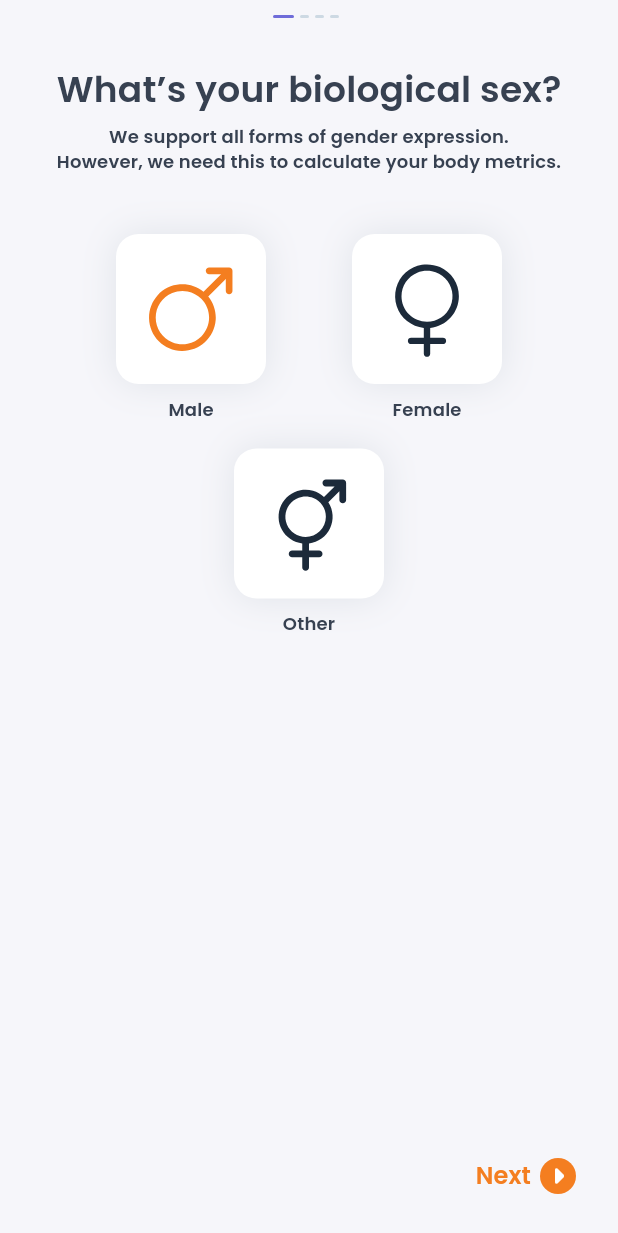
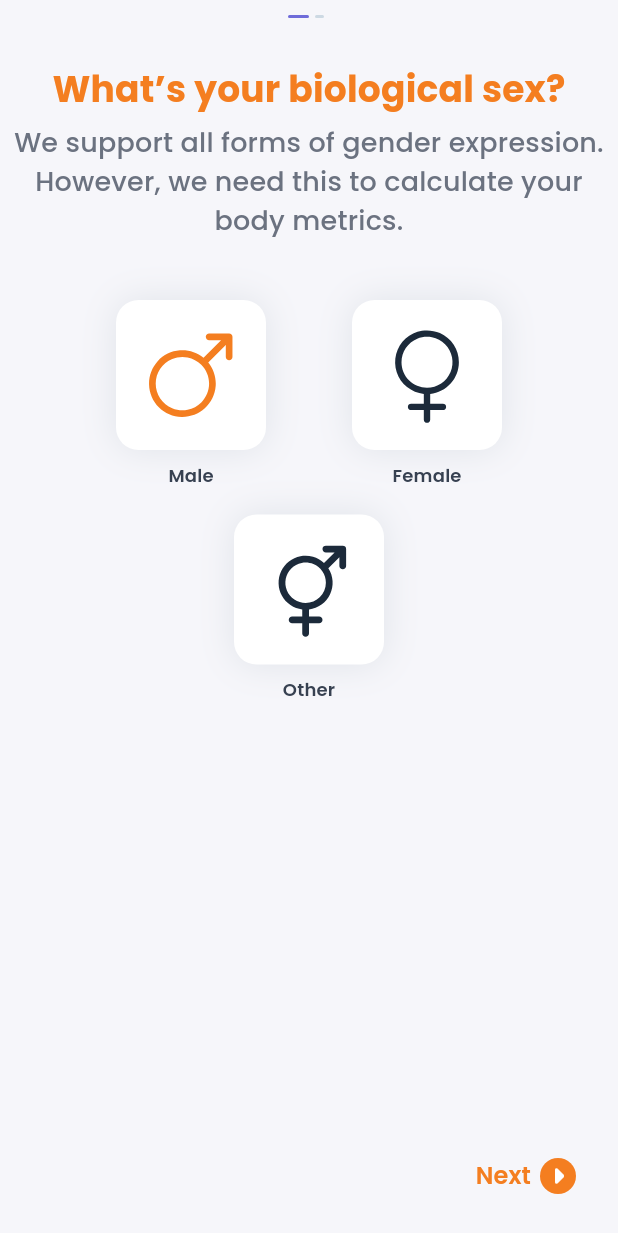
Before and after one commit to Deepjyoti120/laatte_app, a Flutter app: the ProfileUpdateIntro screen opened by its route, after a tap on "Male", on a phone screen of 412 x 824 dp. Shown: the top 1233 px of the screen. Run offline on Flutter 3.47's test engine with Material 3 defaults, Android fonts, the light colour scheme and no system bars; drawn by our look-alikes of flutter_animate; our stand-ins replace bloc, bloc_concurrency, connectivity_plus, dio, equatable, file_picker and 16 more; missing offline and left inert: ntp, razorpay_flutter; accounts and stored records are empty.

Commit message:
feat: enhance gender selection and add date of birth input in profile update

```diff
--- a/lib/utils/enums.dart
+++ b/lib/utils/enums.dart
@@ -4,4 +4,4 @@ enum FileType { none, text, image, audio, video, file }
 
 enum LikeTypes { love, fire, thump, shoes, handstop }
 
-enum GenderTypes { male, female, other }
+enum GenderTypes { none, male, female, other }
--- a/lib/viewmodel/cubit/intro_profile_cubit.dart
+++ b/lib/viewmodel/cubit/intro_profile_cubit.dart
@@ -17,8 +17,14 @@ class IntroProfileCubit extends Cubit<IntroProfileInitial> {
     emit(state.copyWith(currentPage: page));
   }
 
-  GenderTypes? get gender => state.gender;
-  set gender(GenderTypes? gender) {
+  GenderTypes get gender => state.gender;
+  set gender(GenderTypes gender) {
     emit(state.copyWith(gender: gender));
   }
+
+  DateTime? get dateOfBirth => state.dateOfBirth;
+  set dateOfBirth(DateTime? dateOfBirth) {
+    emit(state.copyWith(dateOfBirth: dateOfBirth));
+  }
+
 }
--- a/lib/viewmodel/cubit/intro_profile_state.dart
+++ b/lib/viewmodel/cubit/intro_profile_state.dart
@@ -3,21 +3,25 @@ part of 'intro_profile_cubit.dart';
 sealed class IntroProfileState extends Equatable {
   final int currentPage;
   final GenderTypes gender;
+  final DateTime? dateOfBirth;
 
   const IntroProfileState(
-      {this.currentPage = 0, this.gender = GenderTypes.male});
+      {this.currentPage = 0, this.gender = GenderTypes.male, this.dateOfBirth});
 
   @override
-  List<Object> get props => [currentPage, gender ?? ''];
+  List<Object?> get props => [currentPage, gender, dateOfBirth];
 }
 
 final class IntroProfileInitial extends IntroProfileState {
-  const IntroProfileInitial({super.currentPage, super.gender});
+  const IntroProfileInitial(
+      {super.currentPage, super.gender, super.dateOfBirth});
 
-  IntroProfileInitial copyWith({int? currentPage, GenderTypes? gender}) {
+  IntroProfileInitial copyWith(
+      {int? currentPage, GenderTypes? gender, DateTime? dateOfBirth}) {
     return IntroProfileInitial(
       currentPage: currentPage ?? this.currentPage,
       gender: gender ?? this.gender,
+      dateOfBirth: dateOfBirth ?? this.dateOfBirth,
     );
   }
 }
--- a/lib/views/profile/update_intro/gender_form.dart
+++ b/lib/views/profile/update_intro/gender_form.dart
@@ -20,16 +20,16 @@ class GenderForm extends StatelessWidget {
         30.height,
         Column(
           children: [
-            const DesignText(
+            const DesignText.title(
               "What’s your biological sex?",
+              textAlign: TextAlign.center,
+              color: DesignColor.primary,
               fontSize: 24,
-              fontWeight: 600,
             ),
             6.height,
-            const DesignText(
+            const DesignText.body(
               "We support all forms of gender expression.\nHowever, we need this to calculate your body metrics.",
-              fontSize: 12,
-              fontWeight: 600,
+              fontSize: 18,
               textAlign: TextAlign.center,
             ),
           ],
--- a/lib/views/profile/update_intro/intro_update.dart
+++ b/lib/views/profile/update_intro/intro_update.dart
@@ -3,10 +3,9 @@ import 'package:flutter_bloc/flutter_bloc.dart';
 import 'package:font_awesome_flutter/font_awesome_flutter.dart';
 import 'package:laatte/utils/extensions.dart';
 import 'package:laatte/viewmodel/cubit/intro_profile_cubit.dart';
-import 'package:laatte/views/home_controller.dart';
 import 'package:laatte/views/profile/update_intro/gender_form.dart';
+import 'package:laatte/views/profile/update_intro/select_dob.dart';
 import '../../../utils/design_colors.dart';
-import '../../../viewmodel/cubit/app_cubit.dart';
 
 class ProfileUpdateIntro extends StatefulWidget {
   static const String route = '/ProfileUpdateIntro';
@@ -17,13 +16,10 @@ class ProfileUpdateIntro extends StatefulWidget {
 }
 
 class _ProfileUpdateIntroState extends State<ProfileUpdateIntro> {
-  // final PageController _controller = PageController();
 
   List screens = [
     const GenderForm(),
-    HomeController(),
-    HomeController(),
-    HomeController(),
+    const SelectDob(),
   ];
   @override
   void initState() {
--- /dev/null
+++ b/lib/views/profile/update_intro/select_dob.dart
@@ -0,0 +1,91 @@
+import 'package:flutter/material.dart';
+import 'package:flutter_animate/flutter_animate.dart';
+import 'package:laatte/ui/theme/container.dart';
+import 'package:laatte/utils/extensions.dart';
+import 'package:laatte/viewmodel/cubit/intro_profile_cubit.dart';
+import 'package:provider/provider.dart';
+import '../../../ui/theme/text.dart';
+import '../../../utils/design_colors.dart';
+
+class SelectDob extends StatelessWidget {
+  const SelectDob({super.key});
+
+  @override
+  Widget build(BuildContext context) {
+    final appState = context.watch<IntroProfileCubit>();
+
+    return Column(
+      children: [
+        30.height,
+        Column(
+          children: [
+            const DesignText.title(
+              "When is your date of birth?",
+              textAlign: TextAlign.center,
+              color: DesignColor.primary,
+              fontSize: 24,
+            ),
+            6.height,
+            const DesignText.body(
+              "We need your date of birth to calculate your body metrics.",
+              fontSize: 18,
+              textAlign: TextAlign.center,
+            ),
+          ],
+        )
+            .animate()
+            .fadeIn(
+              duration: const Duration(milliseconds: 600),
+              curve: Curves.easeIn,
+              delay: const Duration(milliseconds: 500),
+            )
+            .slideX(
+              duration: const Duration(seconds: 2),
+              curve: Curves.fastLinearToSlowEaseIn,
+              begin: 2,
+            ),
+        20.height,
+        GestureDetector(
+          onTap: () async {
+            DateTime? pickedDate = await showDatePicker(
+              context: context,
+              initialDate: DateTime.now(),
+              firstDate: DateTime(1900),
+              lastDate: DateTime.now(),
+            );
+            if (pickedDate != null) {
+              appState.dateOfBirth = pickedDate;
+            }
+          },
+          child: DesignContainer(
+            height: 60,
+            width: 250,
+            borderRadius: BorderRadius.circular(15),
+            blurRadius: 1,
+            child: Center(
+              child: DesignText(
+                appState.dateOfBirth != null
+                    ? "${appState.dateOfBirth!.day}-${appState.dateOfBirth!.month}-${appState.dateOfBirth!.year}"
+                    : "Select Date of Birth",
+                fontSize: 18,
+                fontWeight: 600,
+                color: DesignColor.primary,
+              ),
+            ),
+          ),
+        )
+            .animate()
+            .fadeIn(
+              duration: const Duration(milliseconds: 1000),
+              curve: Curves.easeIn,
+              delay: const Duration(milliseconds: 800),
+            )
+            .slideY(
+              duration: const Duration(seconds: 2),
+              curve: Curves.fastLinearToSlowEaseIn,
+              begin: 2,
+            ),
+      ],
+    );
+  }
+}
```
